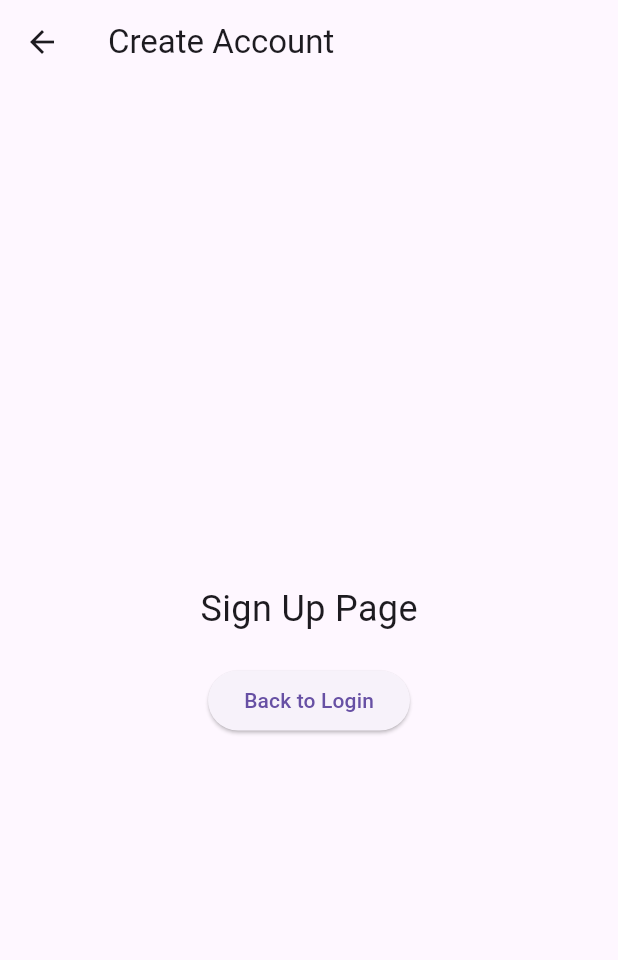
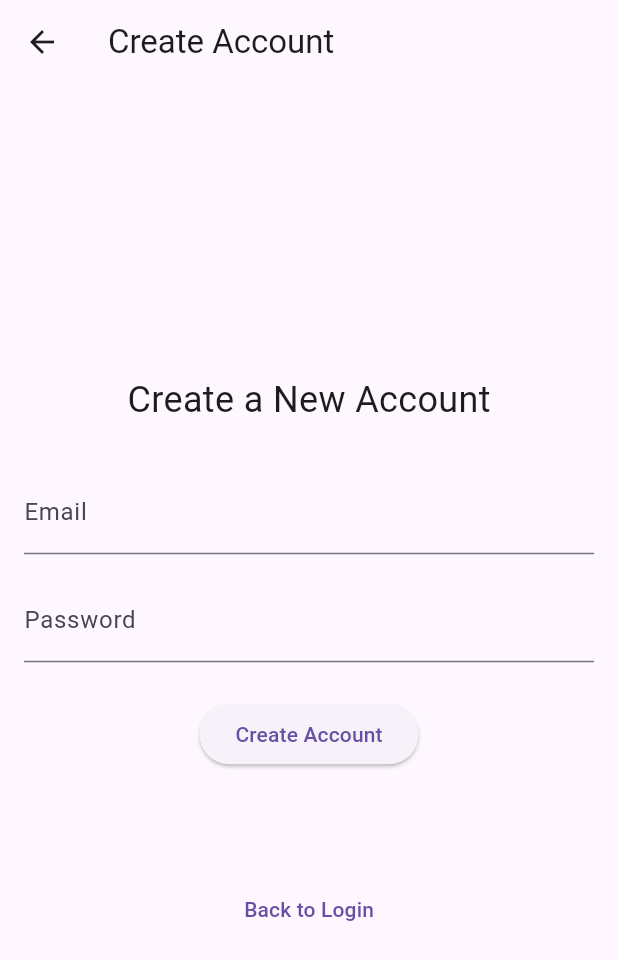
Before and after one commit to ZifanSi/whats-that-dish-app, a Flutter app: the CreateAccountPage screen opened by its route, on a phone screen of 412 x 824 dp. Shown: the top 960 px of the screen. Run offline on Flutter 3.47's test engine with Material 3 defaults, Android fonts, the phone set to English and light mode, and no system bars; our stand-ins replace flutter_dotenv, image_picker.

Commit message:
Add signup form with email and password

```diff
--- a/lib/screens/create_account_page.dart
+++ b/lib/screens/create_account_page.dart
@@ -1,8 +1,24 @@
 // lib/screens/create_account_page.dart
 import 'package:flutter/material.dart';
 
-class CreateAccountPage extends StatelessWidget {
+class CreateAccountPage extends StatefulWidget {
   const CreateAccountPage({super.key});
+
+  @override
+  State<CreateAccountPage> createState() => _CreateAccountPageState();
+}
+
+class _CreateAccountPageState extends State<CreateAccountPage> {
+  final TextEditingController _emailController = TextEditingController();
+  final TextEditingController _passwordController = TextEditingController();
+
+  String _message = '';
+
+  void _mockCreateAccount() {
+    setState(() {
+      _message = 'Account created successfully!';
+    });
+  }
 
   @override
   Widget build(BuildContext context) {
@@ -11,12 +27,39 @@ class CreateAccountPage extends StatelessWidget {
       body: Center(
         child: Padding(
           padding: const EdgeInsets.all(16.0),
+          child: SingleChildScrollView(
             child: Column(
               mainAxisAlignment: MainAxisAlignment.center,
               children: [
-              const Text('Sign Up Page', style: TextStyle(fontSize: 24)),
-              const SizedBox(height: 20),
+                const Text(
+                  'Create a New Account',
+                  style: TextStyle(fontSize: 24),
+                ),
+                const SizedBox(height: 30),
+
+                TextField(
+                  controller: _emailController,
+                  decoration: const InputDecoration(labelText: 'Email'),
+                ),
+                const SizedBox(height: 16),
+
+                TextField(
+                  controller: _passwordController,
+                  obscureText: true,
+                  decoration: const InputDecoration(labelText: 'Password'),
+                ),
+                const SizedBox(height: 24),
+
                 ElevatedButton(
+                  onPressed: _mockCreateAccount,
+                  child: const Text('Create Account'),
+                ),
+
+                const SizedBox(height: 16),
+                Text(_message, style: const TextStyle(fontSize: 16)),
+
+                const SizedBox(height: 30),
+                TextButton(
                   onPressed: () => Navigator.pop(context),
                   child: const Text('Back to Login'),
                 ),
@@ -24,6 +67,7 @@ class CreateAccountPage extends StatelessWidget {
             ),
           ),
         ),
+      ),
     );
   }
 }
```
Lines whose indentation alone changed are shown as unchanged.
